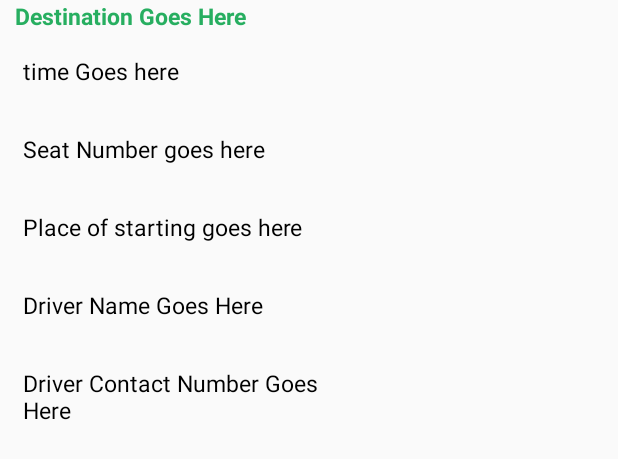
After one commit to SAITARUN55/onRoad, an Android app: the layout hike_rows.xml on its own in the app's theme, with its tools: preview values and no code run, on a phone screen of 412 x 824 dp. The commit adds this screen. Shown: the top 459 px of the screen. Run offline under Robolectric (Android 15) with nearby library versions, the phone set to English and light mode, and no system bars.

Commit message:
Updated Hike.

```diff
--- /dev/null
+++ b/app/src/main/res/layout/hike_rows.xml
@@ -0,0 +1,86 @@
+<?xml version="1.0" encoding="utf-8"?>
+
+<LinearLayout
+    xmlns:android="http://schemas.android.com/apk/res/android"
+    android:layout_width="fill_parent"
+    android:layout_height="wrap_content"
+    android:id="@+id/singleMessageContainer"
+    android:orientation="vertical">
+
+    <TextView
+        android:id="@+id/destinationOfHike"
+        android:paddingLeft="10dp"
+        android:paddingRight="10dp"
+        android:layout_gravity="start"
+        android:textColor="@color/green"
+        android:gravity="center_vertical"
+        android:textSize="15sp"
+        android:textStyle="bold"
+        android:text="Destination Goes Here"
+        android:layout_width="wrap_content"
+        android:layout_height="wrap_content" />
+
+    <TextView
+        android:id="@+id/timeOfHike"
+        android:layout_width="233dp"
+
+        android:layout_height="wrap_content"
+        android:layout_gravity="start"
+        android:layout_margin="5dip"
+        android:gravity="center_vertical"
+        android:padding="10dp"
+        android:text="time Goes here"
+        android:textColor="@android:color/primary_text_light"
+        android:textSize="15sp" />
+    <TextView
+        android:id="@+id/numberOfSeatsOfHike"
+        android:layout_width="233dp"
+
+        android:layout_height="wrap_content"
+        android:layout_gravity="start"
+        android:layout_margin="5dip"
+        android:gravity="center_vertical"
+        android:padding="10dp"
+        android:text="Seat Number goes here"
+        android:textColor="@android:color/primary_text_light"
+        android:textSize="15sp" />
+    <TextView
+        android:id="@+id/startingPlaceOfHike"
+        android:layout_width="233dp"
+
+        android:layout_height="wrap_content"
+        android:layout_gravity="start"
+        android:layout_margin="5dip"
+        android:gravity="center_vertical"
+        android:padding="10dp"
+        android:text="Place of starting goes here"
+        android:textColor="@android:color/primary_text_light"
+        android:textSize="15sp" />
+    <TextView
+        android:id="@+id/driverNameOfHike"
+        android:layout_width="233dp"
+
+        android:layout_height="wrap_content"
+        android:layout_gravity="start"
+        android:layout_margin="5dip"
+        android:gravity="center_vertical"
+        android:padding="10dp"
+        android:text="Driver Name Goes Here"
+        android:textColor="@android:color/primary_text_light"
+        android:textSize="15sp" />
+    <TextView
+        android:id="@+id/contactNumberOfHike"
+        android:layout_width="233dp"
+
+        android:layout_height="wrap_content"
+        android:layout_gravity="start"
+        android:layout_margin="5dip"
+        android:gravity="center_vertical"
+        android:padding="10dp"
+        android:text="Driver Contact Number Goes Here"
+        android:textColor="@android:color/primary_text_light"
+        android:textSize="15sp" />
+
+
+
+</LinearLayout>
```
Also changed, not shown: app/src/main/java/com/bdp/onroad/Hike.java (+11 -10 lines), app/src/main/java/com/bdp/onroad/HikeListAdapter.java (added, +175 -0 lines), app/src/main/java/com/bdp/onroad/UserDriverActivity.java (+4 -4 lines), app/src/main/java/com/bdp/onroad/UserRiderActivity.java (+25 -1 lines), app/src/main/res/layout/activity_user_rider.xml (+27 -17 lines), app/src/main/res/drawable/bubble1.9.png (added).
